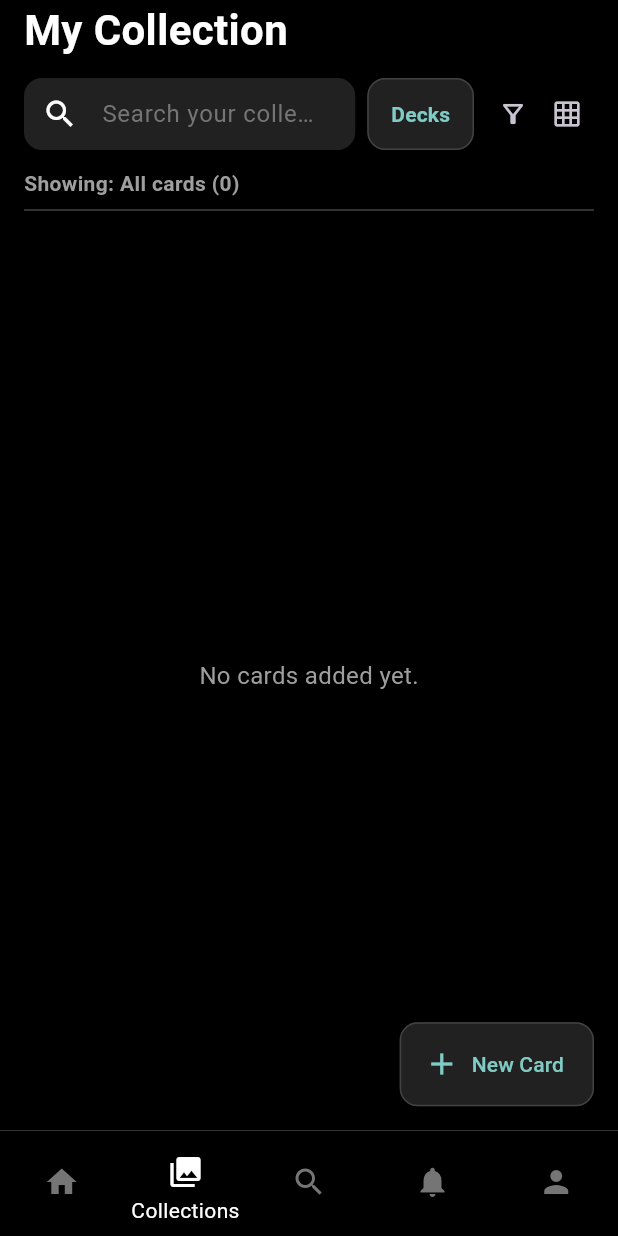
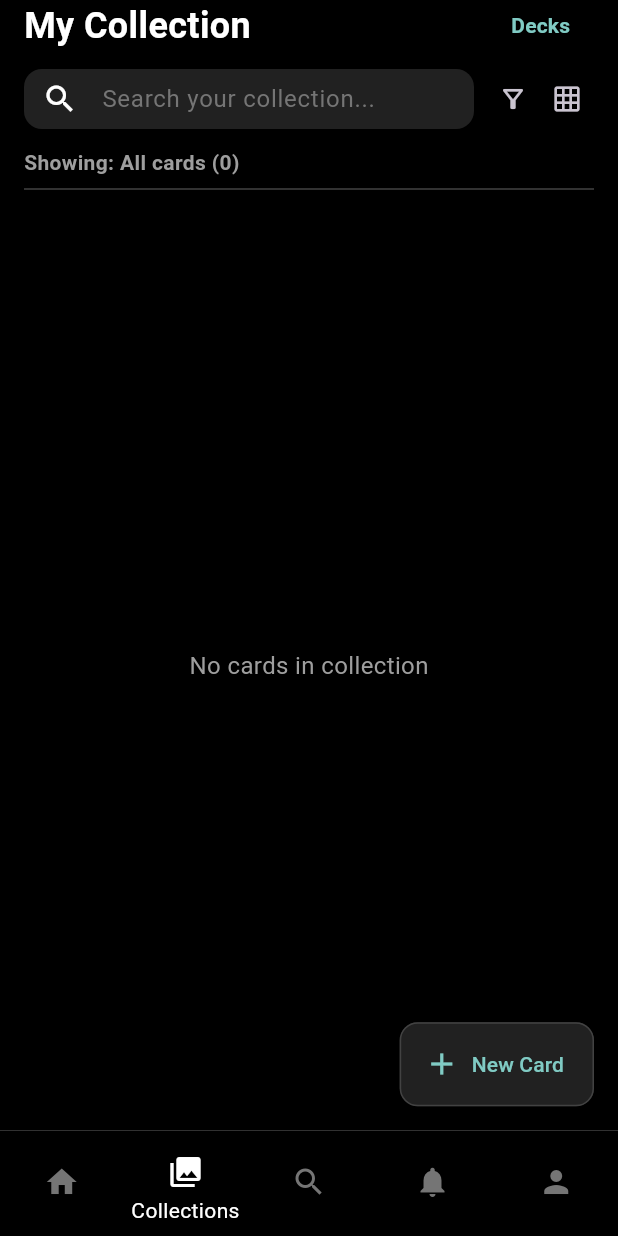
Before and after one commit to lee-ranaweer/holo, a Flutter app: the CollectionsPage screen opened by its route, on a phone screen of 412 x 824 dp. Run offline on Flutter 3.47's test engine with Material 3 defaults, Android fonts, the light colour scheme and no system bars; our stand-ins replace cloud_firestore, firebase_auth, firebase_core, fl_chart, flutter_riverpod, flutter_speed_dial and 2 more; accounts and stored records are empty.

Commit message:
update collections to show current deck

```diff
--- a/lib/pages/collections_page.dart
+++ b/lib/pages/collections_page.dart
@@ -2,6 +2,7 @@ import 'package:flutter/material.dart';
 import 'package:go_router/go_router.dart';
 import 'package:holo/pages/decks_page.dart';
 import 'package:holo/pages/details_page.dart';
+import 'package:holo/providers/decks_provider.dart';
 import 'package:holo/widgets/card_list.dart';
 import 'package:holo/widgets/collection_filter.dart';
 import '../services/auth_service.dart';
@@ -23,7 +24,17 @@ class CollectionsPageState extends ConsumerState<CollectionsPage> {
     final collectionAsync = ref.watch(collectionProvider);
     final filteredCollectionAsync = ref.watch(filteredCollectionProvider);
     final totalValue = ref.watch(portfolioValueProvider);
-    final cardqty = ref.watch(collectionProvider).value?.length;
+
+    // Find the deck by id
+    final deckId = ref.read(decksProvider.notifier).curDeck;
+    final decks = ref.watch(decksProvider);
+    final deck = decks.firstWhere(
+      (d) => d.id == deckId,
+      orElse: () => DeckItem(id: '', name: 'All cards'),
+    );
+    final totalCards =
+      deckId != "" ? deck.cards.length : ref.watch(collectionProvider).value?.length;
+
 
     return Scaffold(
       body: SafeArea(
@@ -32,13 +43,45 @@ class CollectionsPageState extends ConsumerState<CollectionsPage> {
           children: [
             Padding(
               padding: const EdgeInsets.symmetric(horizontal: 16.0),
-              child: Text(
+              child: Row(
+                children: [
+                  Text(
                     "My Collection",
                     style: const TextStyle(
-                  fontSize: 28,
+                      fontSize: 24,
                       fontWeight: FontWeight.w600,
                       color: Colors.white,
                     ),
+                  ),
+                  Spacer(),
+                  // Decks Button (matches height and holo style)
+                  SizedBox(
+                    height: 34,
+                    child: TextButton(
+                      onPressed: () {
+                        context.push('/decks');
+                      },
+                      style: TextButton.styleFrom(
+                        // backgroundColor: Colors.grey.shade900,
+                        padding: const EdgeInsets.symmetric(horizontal: 16.0),
+                        shape: RoundedRectangleBorder(
+                          borderRadius: BorderRadius.circular(12.0),
+                          // side: BorderSide(
+                          //   color: Colors.grey.shade800,
+                          //   width: 1,
+                          // ),
+                        ),
+                      ),
+                      child: Text(
+                        'Decks',
+                        style: TextStyle(
+                          color: Colors.teal.shade200, // Holo color match
+                          fontWeight: FontWeight.w600,
+                        ),
+                      ),
+                    ),
+                  ),
+                ],
               ),
             ),
             // Search, filter, and view mode
@@ -54,7 +97,7 @@ class CollectionsPageState extends ConsumerState<CollectionsPage> {
                   Expanded(
                     flex: 3,
                     child: SizedBox(
-                      height: 48, // Set consistent height
+                      height: 40, // Set consistent height
                       child: TextField(
                         style: const TextStyle(color: Colors.white),
                         cursorColor: Colors.white,
@@ -82,36 +125,7 @@ class CollectionsPageState extends ConsumerState<CollectionsPage> {
                       ),
                     ),
                   ),
-                  const SizedBox(width: 8),
-
-                  // Decks Button (matches height and holo style)
-                  SizedBox(
-                    height: 48,
-                    child: TextButton(
-                      onPressed: () {
-                        context.push('/decks');
-                      },
-                      style: TextButton.styleFrom(
-                        backgroundColor: Colors.grey.shade900,
-                        padding: const EdgeInsets.symmetric(horizontal: 16.0),
-                        shape: RoundedRectangleBorder(
-                          borderRadius: BorderRadius.circular(12.0),
-                          side: BorderSide(
-                            color: Colors.grey.shade800,
-                            width: 1,
-                          ),
-                        ),
-                      ),
-                      child: Text(
-                        'Decks',
-                        style: TextStyle(
-                          color: Colors.teal.shade200, // Holo color match
-                          fontWeight: FontWeight.w600,
-                        ),
-                      ),
-                    ),
-                  ),
-
+                  // const SizedBox(width: 8),
                   const SizedBox(width: 8),
 
                   // Filter icon
@@ -164,14 +178,30 @@ class CollectionsPageState extends ConsumerState<CollectionsPage> {
             // current deck and qty
             Padding(
               padding: const EdgeInsets.symmetric(horizontal: 16.0),
-              child: Text(
-                'Showing: All cards ($cardqty)',
+              child: Row(
+                children: [
+                  Text(
+                    'Showing: ${deck.name} ($totalCards)',
                     style: TextStyle(
                       fontSize: 14,
                       fontWeight: FontWeight.w600,
                       color: Colors.grey.shade500,
                     ),
                   ),
+                  if (deckId != "")
+                    GestureDetector(
+                      onTap: () {
+                        setState(() {
+                          ref.read(decksProvider.notifier).curDeck = "";
+                        });
+                      },
+                      child: Padding(
+                        padding: EdgeInsets.only(left: 4),
+                        child: const Icon(Icons.close, size: 16),
+                      )
+                    ),
+                ],
+              )
             ),
 
             // Divider for separation
@@ -182,10 +212,17 @@ class CollectionsPageState extends ConsumerState<CollectionsPage> {
 
             // Card collection
             Expanded(
-              child: filteredCollectionAsync.when(
-                loading: () => const Center(child: CircularProgressIndicator()),
-                error: (error, _) => Center(child: Text('Error: $error')),
-                data: (cards) => _buildCollectionList(cards),
+              // fix this later
+              // child: filteredCollectionAsync.when(
+              //   loading: () => const Center(child: CircularProgressIndicator()),
+              //   error: (error, _) => Center(child: Text('Error: $error')),
+              //   data: (cards) => _buildCollectionList(cards),
+              // ),
+              child: _buildCollectionList(
+                deckId != ""
+                  ? deck.cards
+                  : ref.watch(collectionProvider).value!
+                  , deckId
                 ),
             ),
           ],
@@ -212,11 +249,11 @@ class CollectionsPageState extends ConsumerState<CollectionsPage> {
     );
   }
 
-  Widget _buildCollectionList(List<Map<String, dynamic>> cards) {
+  Widget _buildCollectionList(List<Map<String, dynamic>> cards, final deckId) {
     if (cards.isEmpty) {
       return Center(
         child: Text(
-          'No cards added yet.',
+          deckId != "" ? 'No cards in deck' : 'No cards in collection',
           style: TextStyle(color: Colors.grey.shade500, fontSize: 16),
         ),
       );
--- a/lib/pages/deck_details_page.dart
+++ b/lib/pages/deck_details_page.dart
@@ -25,7 +25,7 @@ class DeckDetailsPage extends ConsumerWidget {
           deck.cards.isEmpty
               ? Center(
                 child: Text(
-                  'No cards added yet.',
+                  'No cards in ${deck.name}',
                   style: TextStyle(color: Colors.grey.shade500, fontSize: 16),
                 ),
               )
--- a/lib/pages/decks_page.dart
+++ b/lib/pages/decks_page.dart
@@ -122,7 +122,7 @@ class DecksPage extends ConsumerWidget {
                             child: Icon(
                               Icons.add,
                               color: Colors.white,
-                              size: 48,
+                              size: 30,
                             ),
                           ),
                         ),
@@ -132,7 +132,9 @@ class DecksPage extends ConsumerWidget {
                       final deck = decks[index - 1];
                       return GestureDetector(
                         onTap: () {
-                          context.push('/decks/${deck.id}');
+                          // context.push('/decks/${deck.id}');
+                          ref.read(decksProvider.notifier).curDeck = deck.id;
+                          Navigator.pop(context);
                         },
                         child: Container(
                           decoration: BoxDecoration(
--- a/lib/pages/home_page.dart
+++ b/lib/pages/home_page.dart
@@ -194,7 +194,7 @@ class _WatchlistListWidgetState extends State<WatchlistListWidget> {
               widget.watchlist.isEmpty
                   ? Center(
                     child: Text(
-                      'No items in watchlist',
+                      'No cards in watchlist',
                       style: TextStyle(
                         color: Colors.grey.shade600,
                         fontSize: 16,
```
Also changed, not shown: lib/pages/details_page.dart (+8 -8 lines), lib/pages/search_page.dart (+9 -4 lines), lib/providers/decks_provider.dart (+8 -0 lines). Lines whose indentation alone changed are shown as unchanged.
